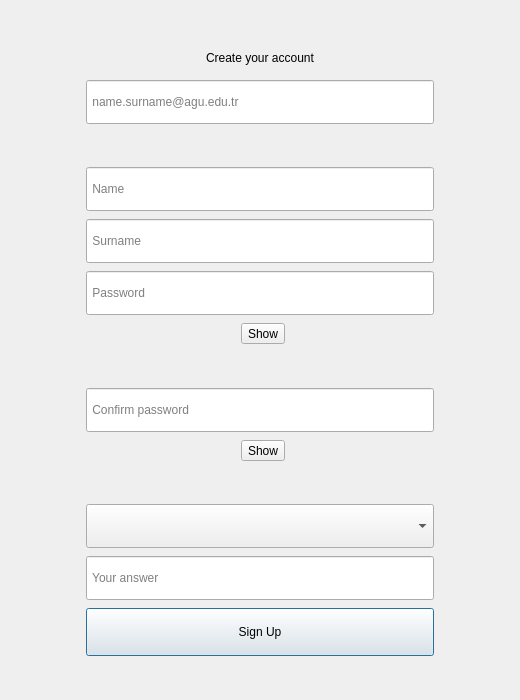
Above: ui/create_account_window.ui from imndllnuri/students-attendance-app before the change. Below: the same form after it.
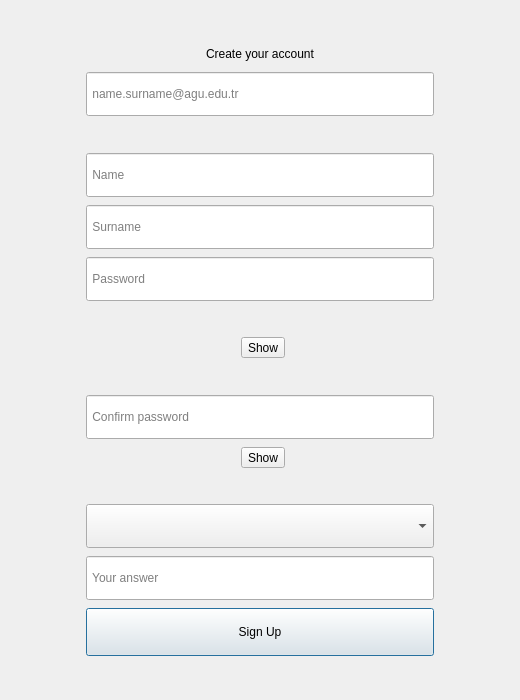
That is the form after the change.

Commit message:
#1: Password strength indicator
Live weak/medium/strong indicator on password-creation fields
(create account, reset password, settings change-password), driven by
shared/validation.py:password_strength() and colored via theme.qss.

```diff
--- a/ui/create_account_window.ui
+++ b/ui/create_account_window.ui
@@ -81,6 +81,11 @@
              <property name="placeholderText"><string> Password</string></property>
             </widget>
            </item>
+           <item>
+            <widget class="QLabel" name="password_strength_lbl">
+             <property name="text"><string/></property>
+            </widget>
+           </item>
            <item>
             <layout class="QHBoxLayout" name="show_password_row">
              <item>
```
The commit also changes 9 other files.
